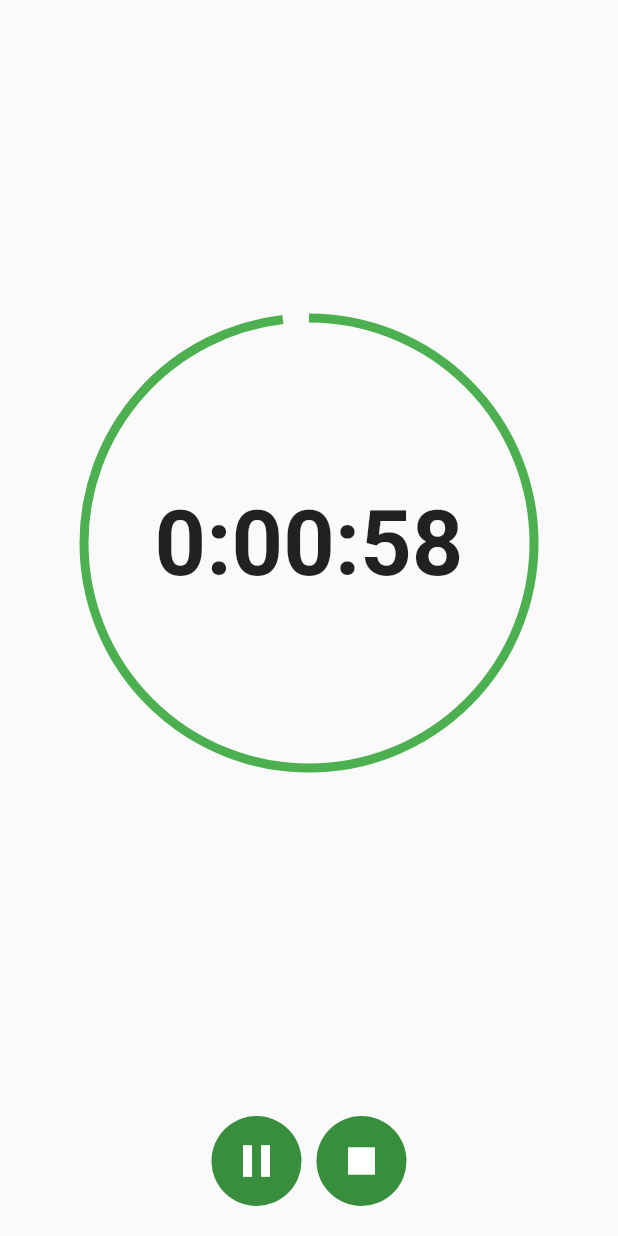
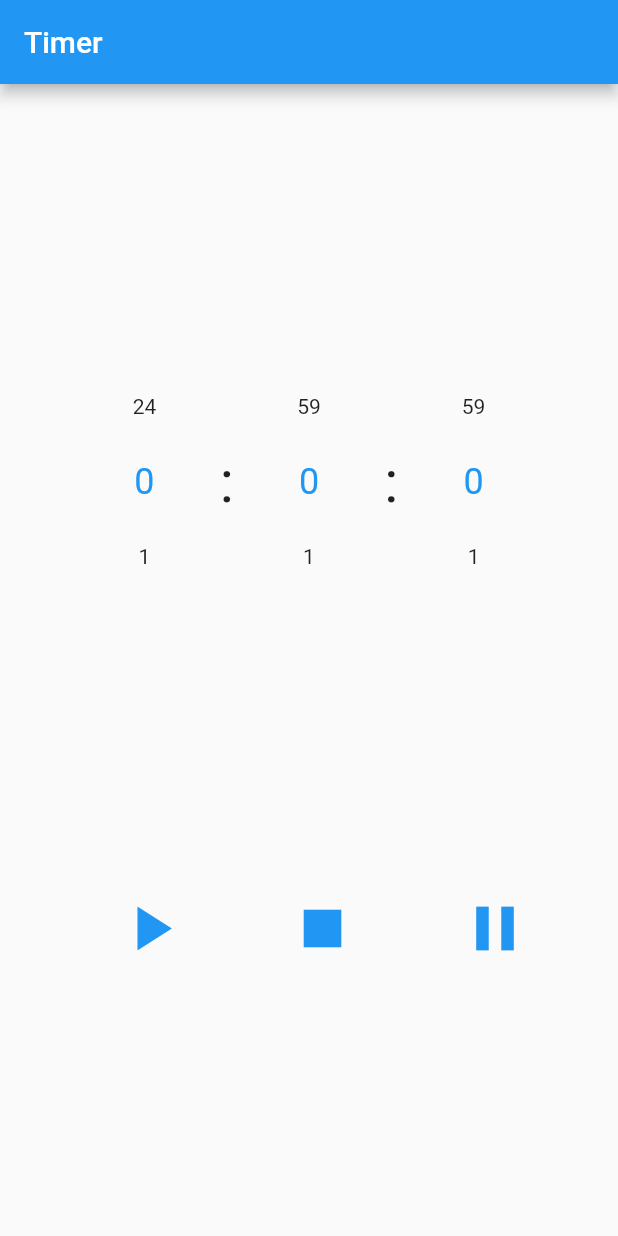
Before and after one commit to Sebastiano0/TPSIT, a Flutter app: the screen it shows after launch, after a tap on the "play arrow" icon, on a phone screen of 412 x 824 dp. Run offline on Flutter 3.47's test engine with Material 2 defaults, Android fonts, the phone set to English and light mode, and no system bars; drawn by our look-alikes of numberpicker; our stand-ins replace audioplayers.

Commit message:
timer creato, audio fine timer, aggiunta ore

```diff
--- a/timer/lib/main.dart
+++ b/timer/lib/main.dart
@@ -1,19 +1,192 @@
+import 'dart:async';
+import 'dart:typed_data';
+import 'package:audioplayers/audioplayers.dart';
 import 'package:flutter/material.dart';
-import 'widget/timer.dart';
+import 'package:flutter/services.dart';
+import 'package:numberpicker/numberpicker.dart';
 
 void main() {
-  runApp(MyApp());
+  runApp(const MyApp());
 }
 
 class MyApp extends StatelessWidget {
+  const MyApp({Key? key}) : super(key: key);
+
   @override
   Widget build(BuildContext context) {
     return MaterialApp(
-      debugShowCheckedModeBanner: false,
-      title: 'Flutter Countdown app',
-      theme:
-          ThemeData(primarySwatch: Colors.green, backgroundColor: Colors.black),
-      home: Timer(),
+      title: 'Timer',
+      theme: ThemeData(
+        primaryColor: Colors.black,
+      ),
+      home: const MyHomePage(title: 'Timer'),
     );
   }
 }
+
+class MyHomePage extends StatefulWidget {
+  const MyHomePage({Key? key, required this.title}) : super(key: key);
+
+  final String title;
+
+  @override
+  State<MyHomePage> createState() => _MyHomePageState();
+}
+
+class _MyHomePageState extends State<MyHomePage> {
+  var _currentValueMinutes = 0;
+  var _currentValueSeconds = 0;
+  var _currentValueHours = 0;
+  dynamic sub;
+  bool paused = true;
+  dynamic controller;
+  String path = "assets/audio/audio.mp3";
+  final AudioPlayer player = AudioPlayer();
+  var bytes; //load audio from assets
+/*
+    - E`richiesta la gestione della subscription degli stream.
+    - Lo studente realizzerà un opprotuno StreamController che, come un oscillatore,
+      genererà i tick (eventi di trigger).
+    - Lo stream di tick servirà per gestire, possibilmente trasformandolo in un altro stream di numeri,
+      l'avanzamento del conto alla rovescia.
+*/
+
+  play() async {
+    controller = StreamController<int>(
+      onPause: () => print('Paused'),
+      onResume: () => print('Resumed'),
+      onCancel: () => print('Cancelled'),
+      onListen: () => print('Listens'),
+    );
+
+    int count = (_currentValueHours * 24) +
+        (_currentValueMinutes * 60) +
+        _currentValueSeconds;
+
+    sub = controller.stream.listen((int data) async {
+      setState(() {
+        if (_currentValueSeconds != 0) {
+          _currentValueSeconds--;
+        } else {
+          _currentValueSeconds = 59;
+          if (_currentValueMinutes != 0) {
+            _currentValueMinutes--;
+          } else {
+            if (_currentValueHours != 0) {
+              _currentValueMinutes = 59;
+              _currentValueHours--;
+            }
+          }
+        }
+      });
+    }, onError: (error) {}, onDone: () {});
+
+    if (!controller.isClosed) {
+      final stream = Stream.periodic(const Duration(seconds: 1), (x) {
+        return x;
+      }).take(count);
+
+      await controller.addStream(stream);
+      // controller.close();
+    }
+
+    bytes = await rootBundle.load(path); //load audio from assets
+    Uint8List audiobytes =
+        bytes.buffer.asUint8List(bytes.offsetInBytes, bytes.lengthInBytes);
+    await player.playBytes(audiobytes);
+
+    sub.cancel();
+    paused = true;
+  }
+
+  pause() {
+    sub.pause();
+  }
+
+  stop() {
+    sub.cancel();
+    setState(() {
+      _currentValueHours = 0;
+      _currentValueMinutes = 0;
+      _currentValueSeconds = 0;
+    });
+  }
+
+  @override
+  Widget build(BuildContext context) {
+    return Scaffold(
+      appBar: AppBar(
+        title: Text(widget.title),
+      ),
+      body: Center(
+          child: Column(
+        mainAxisAlignment: MainAxisAlignment.spaceEvenly,
+        children: <Widget>[
+          Row(mainAxisAlignment: MainAxisAlignment.center, children: [
+            NumberPicker(
+              minValue: 0,
+              maxValue: 24,
+              value: _currentValueHours,
+              onChanged: (value) => setState(() => _currentValueHours = value),
+              haptics: true,
+              infiniteLoop: true,
+            ),
+            const Text(":", style: TextStyle(fontSize: 40)),
+            NumberPicker(
+              minValue: 0,
+              maxValue: 59,
+              value: _currentValueMinutes,
+              onChanged: (value) =>
+                  setState(() => _currentValueMinutes = value),
+              haptics: true,
+              infiniteLoop: true,
+            ),
+            const Text(":", style: TextStyle(fontSize: 40)),
+            NumberPicker(
+              minValue: 0,
+              maxValue: 59,
+              value: _currentValueSeconds,
+              onChanged: (value1) =>
+                  setState(() => _currentValueSeconds = value1),
+              haptics: true,
+              infiniteLoop: true,
+            ),
+          ]),
+          Row(mainAxisAlignment: MainAxisAlignment.spaceEvenly, children: [
+            IconButton(
+                onPressed: paused
+                    ? () {
+                        setState(() {
+                          paused = false;
+                        });
+                        play();
+                      }
+                    : null,
+                icon:
+                    const Icon(Icons.play_arrow, size: 50, color: Colors.blue)),
+            IconButton(
+                onPressed: () {
+                  setState(() {
+                    paused = true;
+                  });
+                  stop();
+                },
+                icon: const Icon(
+                  Icons.stop,
+                  size: 50,
+                  color: Colors.blue,
+                )),
+            IconButton(
+                onPressed: () {
+                  setState(() {
+                    paused = true;
+                  });
+                  pause();
+                },
+                icon: const Icon(Icons.pause, size: 50, color: Colors.blue)),
+          ])
+        ],
+      )),
+    );
+  }
+}
--- a/timer/lib/widget/border.dart
+++ /dev/null
@@ -1,25 +0,0 @@
-import 'package:flutter/material.dart';
-
-class RoundButton extends StatelessWidget {
-  const RoundButton({
-    Key? key,
-    required this.icon,
-  }) : super(key: key);
-  final IconData icon;
-
-  @override
-  Widget build(BuildContext context) {
-    return Padding(
-      padding: const EdgeInsets.symmetric(
-        horizontal: 5,
-      ),
-      child: CircleAvatar(
-        radius: 30,
-        child: Icon(
-          icon,
-          size: 36,
-        ),
-      ),
-    );
-  }
-}
--- a/timer/lib/widget/timer.dart
+++ /dev/null
@@ -1,154 +0,0 @@
-import 'package:flutter/cupertino.dart';
-import 'package:flutter/material.dart';
-import 'border.dart';
-import 'package:flutter_ringtone_player/flutter_ringtone_player.dart';
-
-class Timer extends StatefulWidget {
-  const Timer({Key? key}) : super(key: key);
-
-  @override
-  _TimerState createState() => _TimerState();
-}
-
-class _TimerState extends State<Timer> with TickerProviderStateMixin {
-  late AnimationController controller;
-
-  bool isPlaying = false;
-
-  String get countText {
-    Duration count = controller.duration! * controller.value;
-    return controller.isDismissed
-        ? '${controller.duration!.inHours}:${(controller.duration!.inMinutes % 60).toString().padLeft(2, '0')}:${(controller.duration!.inSeconds % 60).toString().padLeft(2, '0')}'
-        : '${count.inHours}:${(count.inMinutes % 60).toString().padLeft(2, '0')}:${(count.inSeconds % 60).toString().padLeft(2, '0')}';
-  }
-
-  double progress = 1.0;
-
-  void notify() {
-    if (countText == '0:00:00') {
-      FlutterRingtonePlayer.playNotification();
-    }
-  }
-
-  @override
-  void initState() {
-    super.initState();
-    controller = AnimationController(
-      vsync: this,
-      duration: Duration(seconds: 60),
-    );
-
-    controller.addListener(() {
-      notify();
-      if (controller.isAnimating) {
-        setState(() {
-          progress = controller.value;
-        });
-      } else {
-        setState(() {
-          progress = 1.0;
-          isPlaying = false;
-        });
-      }
-    });
-  }
-
-  @override
-  void dispose() {
-    controller.dispose();
-    super.dispose();
-  }
-
-  @override
-  Widget build(BuildContext context) {
-    return Scaffold(
-      body: Column(
-        children: [
-          Expanded(
-            child: Stack(
-              alignment: Alignment.center,
-              children: [
-                SizedBox(
-                  width: 300,
-                  height: 300,
-                  child: CircularProgressIndicator(
-                    value: progress,
-                    strokeWidth: 6,
-                  ),
-                ),
-                GestureDetector(
-                  onTap: () {
-                    if (controller.isDismissed) {
-                      showModalBottomSheet(
-                        context: context,
-                        builder: (context) => Container(
-                          height: 300,
-                          child: CupertinoTimerPicker(
-                            initialTimerDuration: controller.duration!,
-                            onTimerDurationChanged: (time) {
-                              setState(() {
-                                controller.duration = time;
-                              });
-                            },
-                          ),
-                        ),
-                      );
-                    }
-                  },
-                  child: AnimatedBuilder(
-                    animation: controller,
-                    builder: (context, child) => Text(
-                      countText,
-                      style: TextStyle(
-                        fontSize: 60,
-                        fontWeight: FontWeight.bold,
-                      ),
-                    ),
-                  ),
-                ),
-              ],
-            ),
-          ),
-          Padding(
-            padding: const EdgeInsets.symmetric(horizontal: 10, vertical: 20),
-            child: Row(
-              mainAxisAlignment: MainAxisAlignment.center,
-              children: [
-                GestureDetector(
-                  onTap: () {
-                    if (controller.isAnimating) {
-                      controller.stop();
-                      setState(() {
-                        isPlaying = false;
-                      });
-                    } else {
-                      controller.reverse(
-                          from: controller.value == 0 ? 1.0 : controller.value);
-                      setState(() {
-                        isPlaying = true;
-                      });
-                    }
-                  },
-                  child: RoundButton(
-                    icon: isPlaying == true ? Icons.pause : Icons.play_arrow,
-                  ),
-                ),
-                GestureDetector(
-                  onTap: () {
-                    controller.reset();
-                    setState(() {
-                      isPlaying = false;
-                    });
-                  },
-                  child: RoundButton(
-                    icon: Icons.stop,
-                  ),
-                ),
-              ],
-            ),
-          )
-        ],
-      ),
-    );
-  }
-}
--- a/timer/pubspec.yaml
+++ b/timer/pubspec.yaml
@@ -37,6 +37,8 @@ dependencies:
   # Use with the CupertinoIcons class for iOS style icons.
   cupertino_icons: ^1.0.2
   flutter_ringtone_player: ^3.2.0
+  numberpicker: ^2.1.1
+  audioplayers: ^0.20.1
 
 dev_dependencies:
   flutter_test:
@@ -70,7 +72,8 @@ flutter:
 
   # For details regarding adding assets from package dependencies, see
   # https://flutter.dev/assets-and-images/#from-packages
-
+  assets:
+    - assets/audio/
   # To add custom fonts to your application, add a fonts section here,
   # in this "flutter" section. Each entry in this list should have a
   # "family" key with the font family name, and a "fonts" key with a
```
Also changed, not shown: timer/pubspec.lock, 2 other files.
